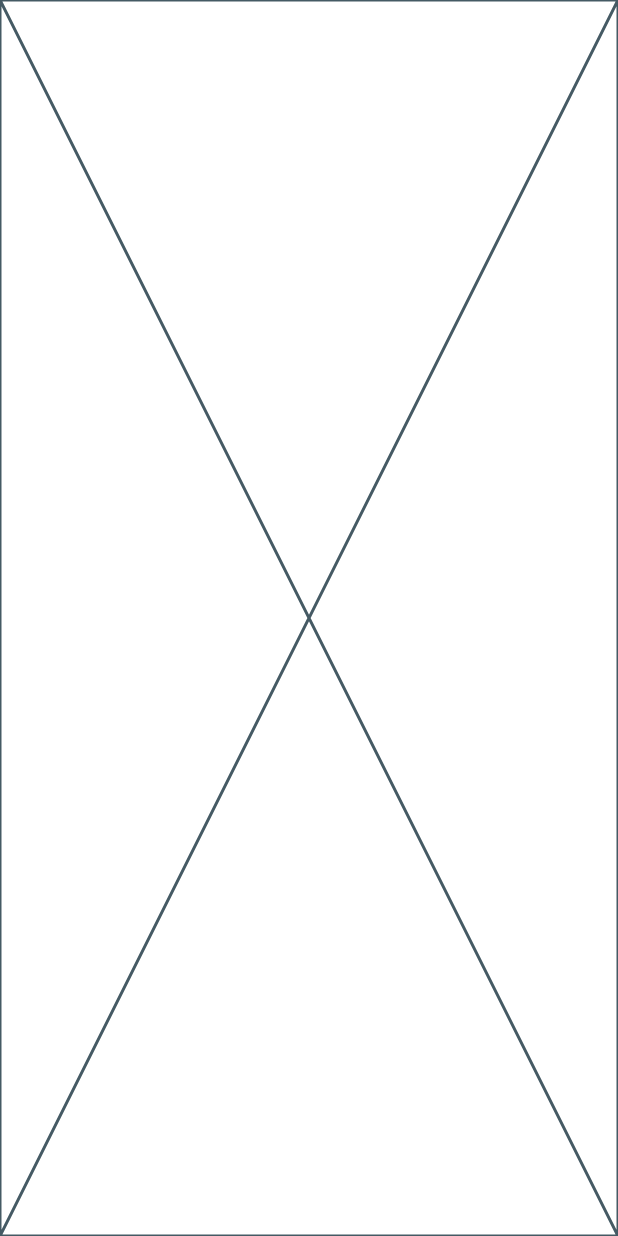
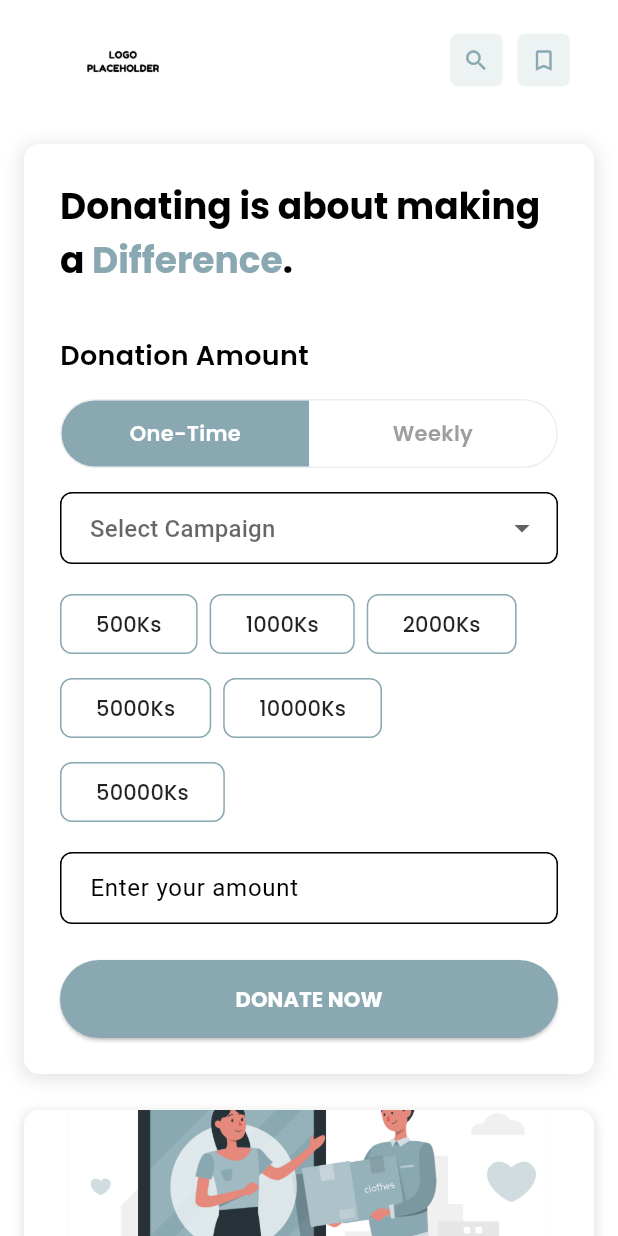
Before and after one commit to Udean777/Ikhlasin-Aja, a Flutter app: the screen it shows after launch, after a tap on "Login", on a phone screen of 412 x 824 dp. Run offline on Flutter 3.47's test engine with Material 3 defaults, Android fonts, the phone set to English and light mode, and no system bars; our stand-ins replace google_fonts.

Commit message:
FEAT: Enhance HomePage with donation cards and custom app bar; add new assets and color theme

```diff
--- a/lib/core/assets/app_assets.dart
+++ b/lib/core/assets/app_assets.dart
@@ -1,3 +1,9 @@
 abstract class AppAssets {
   static const String mainImage = "assets/images/main_image.png";
+  static const String educationImage = "assets/images/education_image.jpg";
+  static const String disasterImage = "assets/images/disaster_image.jpeg";
+  static const String elderlyImage = "assets/images/elderly_image.jpg";
+  static const String foodImage = "assets/images/food_image.jpg";
+
+  static const String logo = "assets/images/logo.png";
 }
--- a/lib/core/theme/app_colors.dart
+++ b/lib/core/theme/app_colors.dart
@@ -1,6 +1,21 @@
+import 'package:flutter/material.dart';
+
 abstract class AppColors {
   static const int color1 = 0xFF89A8B2;
   static const int color2 = 0xFFB3C8CF;
   static const int color3 = 0xFFE5E1DA;
   static const int color4 = 0xFFF1F0E8;
 }
+
+const Color primary = Color(0xFF2E7D32);
+const Color onPrimary = Color(0xFFFFFFFF);
+const Color secondary = Color(0xFF81C784);
+const Color onSecondary = Color(0xFF000000);
+const Color error = Color(0xFFB00020);
+const Color onError = Color(0xFFFFFFFF);
+const Color background = Color(0xFFF5F5F5);
+const Color onBackground = Color(0xFF000000);
+const Color surface = Color(0xFFFFFFFF);
+const Color onSurface = Color(0xFF000000);
+
+const Brightness brightness = Brightness.light;
--- /dev/null
+++ b/lib/core/widgets/custom_appbar.dart
@@ -0,0 +1,55 @@
+import 'package:flutter/material.dart';
+import 'package:ikhlas_kan/core/assets/app_assets.dart';
+import 'package:ikhlas_kan/core/theme/app_colors.dart';
+
+class CustomAppbar extends StatelessWidget {
+  const CustomAppbar({super.key});
+
+  @override
+  Widget build(BuildContext context) {
+    return Padding(
+      padding: const EdgeInsets.symmetric(horizontal: 16.0, vertical: 8.0),
+      child: Row(
+        mainAxisAlignment: MainAxisAlignment.spaceBetween,
+        children: [
+          Image.asset(
+            AppAssets.logo, // Ganti dengan aset logo Anda
+            width: 100,
+            height: 100,
+          ),
+          Row(
+            children: [
+              Container(
+                width: 35,
+                height: 35,
+                decoration: BoxDecoration(
+                  color: Color(AppColors.color1).withValues(alpha: 0.15),
+                  borderRadius: BorderRadius.circular(5),
+                ),
+                child: Icon(
+                  Icons.search,
+                  color: Color(AppColors.color1),
+                  size: 18,
+                ),
+              ),
+              SizedBox(width: 10),
+              Container(
+                width: 35,
+                height: 35,
+                decoration: BoxDecoration(
+                  color: Color(AppColors.color1).withValues(alpha: 0.15),
+                  borderRadius: BorderRadius.circular(5),
+                ),
+                child: Icon(
+                  Icons.bookmark_outline,
+                  color: Color(AppColors.color1),
+                  size: 18,
+                ),
+              ),
+            ],
+          ),
+        ],
+      ),
+    );
+  }
+}
--- a/lib/main.dart
+++ b/lib/main.dart
@@ -1,4 +1,5 @@
 import 'package:flutter/material.dart';
+import 'package:ikhlas_kan/core/theme/app_colors.dart';
 import 'package:ikhlas_kan/presentation/auth/signin_page.dart';
 
 void main() {
@@ -10,9 +11,22 @@ class MainApp extends StatelessWidget {
 
   @override
   Widget build(BuildContext context) {
-    return const MaterialApp(
+    return MaterialApp(
       title: "Ikhlasin",
       debugShowCheckedModeBanner: false,
+      theme: ThemeData(
+        colorScheme: ColorScheme(
+          brightness: brightness,
+          primary: primary,
+          onPrimary: onPrimary,
+          secondary: secondary,
+          onSecondary: onSecondary,
+          error: error,
+          onError: onError,
+          surface: surface,
+          onSurface: onSurface,
+        ),
+      ),
       home: SigninPage(),
     );
   }
--- a/lib/presentation/main/home_page.dart
+++ b/lib/presentation/main/home_page.dart
@@ -1,10 +1,103 @@
 import 'package:flutter/material.dart';
+import 'package:ikhlas_kan/core/assets/app_assets.dart';
+import 'package:ikhlas_kan/core/widgets/custom_appbar.dart';
+import 'package:ikhlas_kan/presentation/main/widgets/donation_card.dart';
+import 'package:ikhlas_kan/presentation/main/widgets/donation_form.dart';
 
 class HomePage extends StatelessWidget {
   const HomePage({super.key});
 
+  final List<Map<String, dynamic>> donationData = const [
+    {
+      'imgUrl': AppAssets.mainImage,
+      'title': 'Ensuring medicine for all children in rural areas',
+      'raisedAmount': 780000,
+      'targetAmount': 1000000,
+      'donorCount': 324,
+      'daysLeft': 14,
+    },
+    {
+      'imgUrl': AppAssets.educationImage,
+      'title': 'Education support for underprivileged students in Jakarta',
+      'raisedAmount': 450000,
+      'targetAmount': 2500000,
+      'donorCount': 156,
+      'daysLeft': 30,
+    },
+    {
+      'imgUrl': AppAssets.disasterImage,
+      'title': 'Emergency relief for flood victims in Central Java',
+      'raisedAmount': 1200000,
+      'targetAmount': 1500000,
+      'donorCount': 892,
+      'daysLeft': 5,
+    },
+    {
+      'imgUrl': AppAssets.foodImage,
+      'title': 'Providing nutritious meals for orphanages in Surabaya',
+      'raisedAmount': 250000,
+      'targetAmount': 750000,
+      'donorCount': 89,
+      'daysLeft': 45,
+    },
+    {
+      'imgUrl': AppAssets.elderlyImage,
+      'title': 'Supporting elderly care facilities in Bandung',
+      'raisedAmount': 900000,
+      'targetAmount': 3000000,
+      'donorCount': 445,
+      'daysLeft': 20,
+    },
+  ];
+
   @override
   Widget build(BuildContext context) {
-    return const Placeholder();
+    return Scaffold(
+      body: CustomScrollView(
+        slivers: [
+          SliverAppBar(
+            backgroundColor: Colors.white,
+            pinned: true,
+            elevation: 0,
+            expandedHeight: 80,
+            automaticallyImplyLeading: false,
+            flexibleSpace: FlexibleSpaceBar(
+              background: Padding(
+                padding:
+                    const EdgeInsets.symmetric(horizontal: 16.0, vertical: 8.0),
+                child: const CustomAppbar(),
+              ),
+            ),
+          ),
+          SliverToBoxAdapter(
+            child: Padding(
+              padding: const EdgeInsets.all(16),
+              child: DonationForm(),
+            ),
+          ),
+          SliverPadding(
+            padding: const EdgeInsets.only(
+              bottom: 32,
+            ),
+            sliver: SliverList(
+              delegate: SliverChildBuilderDelegate(
+                (context, index) {
+                  final data = donationData[index];
+                  return DonationCard(
+                    imgUrl: data['imgUrl'],
+                    title: data['title'],
+                    raisedAmount: data['raisedAmount'],
+                    targetAmount: data['targetAmount'],
+                    donorCount: data['donorCount'],
+                    daysLeft: data['daysLeft'],
+                  );
+                },
+                childCount: 5,
+              ),
+            ),
+          ),
+        ],
+      ),
+    );
   }
 }
--- /dev/null
+++ b/lib/presentation/main/widgets/donation_card.dart
@@ -0,0 +1,144 @@
+// ignore_for_file: public_member_api_docs, sort_constructors_first
+import 'package:flutter/material.dart';
+import 'package:google_fonts/google_fonts.dart';
+import 'package:ikhlas_kan/core/theme/app_colors.dart';
+
+class DonationCard extends StatelessWidget {
+  const DonationCard({
+    super.key,
+    required this.imgUrl,
+    required this.title,
+    required this.raisedAmount,
+    required this.targetAmount,
+    required this.donorCount,
+    required this.daysLeft,
+  });
+
+  final String imgUrl;
+  final String title;
+  final int raisedAmount;
+  final int targetAmount;
+  final int donorCount;
+  final int daysLeft;
+
+  @override
+  Widget build(BuildContext context) {
+    final double progress = raisedAmount / targetAmount;
+
+    return Container(
+      margin: const EdgeInsets.symmetric(
+        horizontal: 16,
+        vertical: 8,
+      ),
+      decoration: BoxDecoration(
+        color: Colors.white,
+        borderRadius: BorderRadius.circular(10),
+        boxShadow: [
+          BoxShadow(
+            color: Colors.grey.withValues(alpha: 0.3),
+            spreadRadius: 1,
+            blurRadius: 5,
+            offset: const Offset(0, 2),
+          )
+        ],
+      ),
+      child: Column(
+        crossAxisAlignment: CrossAxisAlignment.start,
+        children: [
+          ClipRRect(
+            borderRadius: BorderRadius.vertical(
+              top: Radius.circular(10),
+            ),
+            child: Image.asset(
+              imgUrl,
+              height: 180,
+              width: double.infinity,
+              fit: BoxFit.cover,
+              errorBuilder: (context, err, st) {
+                return Container(
+                  height: 180,
+                  color: Colors.grey[200],
+                  child: const Icon(Icons.error),
+                );
+              },
+            ),
+          ),
+          Padding(
+            padding: const EdgeInsets.all(16),
+            child: Column(
+              spacing: 16,
+              crossAxisAlignment: CrossAxisAlignment.start,
+              children: [
+                Text(
+                  title,
+                  style: GoogleFonts.poppins(
+                    fontSize: 16,
+                    fontWeight: FontWeight.bold,
+                  ),
+                  maxLines: 2,
+                  overflow: TextOverflow.ellipsis,
+                ),
+                RichText(
+                  text: TextSpan(
+                    style: GoogleFonts.poppins(
+                      color: Colors.black,
+                    ),
+                    children: [
+                      TextSpan(
+                        text:
+                            'Rp ${(raisedAmount / 1000).toStringAsFixed(0)}K ',
+                        style: GoogleFonts.poppins(
+                          color: Color(AppColors.color1),
+                          fontSize: 16,
+                          fontWeight: FontWeight.bold,
+                        ),
+                      ),
+                      TextSpan(
+                        text:
+                            'Fund raised from Rp ${(targetAmount / 1000000).toStringAsFixed(1)}M',
+                        style: GoogleFonts.poppins(
+                          color: Colors.grey[600],
+                          fontSize: 14,
+                        ),
+                      ),
+                    ],
+                  ),
+                ),
+                LinearProgressIndicator(
+                  value: progress,
+                  backgroundColor: Colors.grey[200],
+                  valueColor: const AlwaysStoppedAnimation<Color>(
+                    Color(
+                      AppColors.color1,
+                    ),
+                  ),
+                  minHeight: 8,
+                  borderRadius: BorderRadius.circular(4),
+                ),
+                Row(
+                  mainAxisAlignment: MainAxisAlignment.spaceBetween,
+                  children: [
+                    Text(
+                      '$donorCount Donators',
+                      style: GoogleFonts.poppins(
+                        color: Colors.grey[400],
+                        fontSize: 14,
+                      ),
+                    ),
+                    Text(
+                      '$daysLeft Days left',
+                      style: GoogleFonts.poppins(
+                        color: Colors.grey[600],
+                        fontSize: 14,
+                      ),
+                    )
+                  ],
+                )
+              ],
+            ),
+          ),
+        ],
+      ),
+    );
+  }
+}
--- /dev/null
+++ b/lib/presentation/main/widgets/donation_form.dart
@@ -0,0 +1,255 @@
+import 'package:flutter/material.dart';
+import 'package:google_fonts/google_fonts.dart';
+import 'package:ikhlas_kan/core/theme/app_colors.dart';
+
+class DonationForm extends StatefulWidget {
+  const DonationForm({super.key});
+
+  @override
+  State<DonationForm> createState() => _DonationFormState();
+}
+
+class _DonationFormState extends State<DonationForm> {
+  bool isOneTime = true;
+  final TextEditingController _customAmountController = TextEditingController();
+
+  @override
+  void dispose() {
+    _customAmountController.dispose();
+    super.dispose();
+  }
+
+  final List<int> predefinedAmounts = [
+    500000,
+    1000000,
+    2000000,
+    5000000,
+    10000000,
+    50000000,
+  ];
+
+  @override
+  Widget build(BuildContext context) {
+    return Container(
+      padding: const EdgeInsets.all(24),
+      decoration: BoxDecoration(
+        color: Colors.white,
+        borderRadius: BorderRadius.circular(10),
+        boxShadow: [
+          BoxShadow(
+            color: Colors.grey.withValues(alpha: 0.3),
+            spreadRadius: 1,
+            blurRadius: 10,
+            offset: const Offset(0, 2),
+          )
+        ],
+      ),
+      child: Column(
+        crossAxisAlignment: CrossAxisAlignment.start,
+        children: [
+          RichText(
+            text: TextSpan(
+              style: GoogleFonts.poppins(
+                fontSize: 24,
+                fontWeight: FontWeight.bold,
+                color: Colors.black,
+              ),
+              children: [
+                const TextSpan(text: 'Donating is about making\na '),
+                TextSpan(
+                  text: 'Difference',
+                  style: GoogleFonts.poppins(
+                    color: Color(AppColors.color1),
+                  ),
+                ),
+                const TextSpan(text: '.'),
+              ],
+            ),
+          ),
+          const SizedBox(
+            height: 32,
+          ),
+          Text(
+            "Donation Amount",
+            style: GoogleFonts.poppins(
+              fontSize: 18,
+              fontWeight: FontWeight.w600,
+            ),
+          ),
+          const SizedBox(
+            height: 16,
+          ),
+          Container(
+            decoration: BoxDecoration(
+              borderRadius: BorderRadius.circular(30),
+              border: Border.all(
+                color: Colors.grey.shade200,
+              ),
+            ),
+            child: Row(
+              children: [
+                Expanded(
+                  child: GestureDetector(
+                    onTap: () => setState(() {
+                      isOneTime = true;
+                    }),
+                    child: Container(
+                      padding: const EdgeInsets.symmetric(vertical: 12),
+                      decoration: BoxDecoration(
+                        color: isOneTime
+                            ? Color(AppColors.color1)
+                            : Colors.transparent,
+                        borderRadius: const BorderRadius.horizontal(
+                          left: Radius.circular(30),
+                        ),
+                      ),
+                      child: Center(
+                        child: Text(
+                          "One-Time",
+                          style: GoogleFonts.poppins(
+                            color: isOneTime ? Colors.white : Colors.grey,
+                            fontWeight: FontWeight.w600,
+                          ),
+                        ),
+                      ),
+                    ),
+                  ),
+                ),
+                Expanded(
+                  child: GestureDetector(
+                    onTap: () => setState(() {
+                      isOneTime = false;
+                    }),
+                    child: Container(
+                      padding: const EdgeInsets.symmetric(vertical: 12),
+                      decoration: BoxDecoration(
+                        color: !isOneTime
+                            ? Color(AppColors.color1)
+                            : Colors.transparent,
+                        borderRadius: const BorderRadius.horizontal(
+                          right: Radius.circular(30),
+                        ),
+                      ),
+                      child: Center(
+                        child: Text(
+                          "Weekly",
+                          style: GoogleFonts.poppins(
+                            color: !isOneTime ? Colors.white : Colors.grey,
+                            fontWeight: FontWeight.w600,
+                          ),
+                        ),
+                      ),
+                    ),
+                  ),
+                ),
+              ],
+            ),
+          ),
+          const SizedBox(
+            height: 16,
+          ),
+          DropdownButtonFormField<String>(
+            decoration: InputDecoration(
+              hintText: "Select Campaign",
+              border: OutlineInputBorder(
+                borderRadius: BorderRadius.circular(8),
+                borderSide: BorderSide(color: Colors.grey.shade300),
+              ),
+              focusedBorder: OutlineInputBorder(
+                borderSide: BorderSide(
+                  color: Color(
+                    AppColors.color1,
+                  ),
+                ),
+              ),
+              contentPadding: const EdgeInsets.symmetric(
+                horizontal: 16,
+                vertical: 12,
+              ),
+            ),
+            items: const [
+              DropdownMenuItem(
+                value: '',
+                child: Text('Select Campaign'),
+              ),
+            ],
+            onChanged: (value) {},
+          ),
+          const SizedBox(
+            height: 16,
+          ),
+          Wrap(
+            spacing: 8,
+            runSpacing: 8,
+            children: predefinedAmounts.map((amount) {
+              return OutlinedButton(
+                onPressed: () {},
+                style: OutlinedButton.styleFrom(
+                  shape: RoundedRectangleBorder(
+                    borderRadius: BorderRadius.circular(8),
+                  ),
+                  side: BorderSide(
+                    color: Color(
+                      AppColors.color1,
+                    ),
+                  ),
+                ),
+                child: Text(
+                  '${amount ~/ 1000}Ks',
+                  style: GoogleFonts.poppins(
+                    color: Colors.black87,
+                  ),
+                ),
+              );
+            }).toList(),
+          ),
+          const SizedBox(
+            height: 16,
+          ),
+          TextFormField(
+            controller: _customAmountController,
+            decoration: InputDecoration(
+              hintText: "Enter your amount",
+              focusedBorder: OutlineInputBorder(
+                borderSide: BorderSide(
+                  color: Color(AppColors.color1),
+                ),
+              ),
+              border: OutlineInputBorder(
+                borderRadius: BorderRadius.circular(8),
+                borderSide: BorderSide(color: Colors.grey.shade300),
+              ),
+              contentPadding: const EdgeInsets.symmetric(
+                horizontal: 16,
+                vertical: 12,
+              ),
+            ),
+            keyboardType: TextInputType.number,
+          ),
+          const SizedBox(height: 24),
+          SizedBox(
+            width: double.infinity,
+            child: ElevatedButton(
+              onPressed: () {},
+              style: ElevatedButton.styleFrom(
+                backgroundColor: Color(AppColors.color1),
+                padding: const EdgeInsets.symmetric(vertical: 16),
+                shape: RoundedRectangleBorder(
+                  borderRadius: BorderRadius.circular(30),
+                ),
+                foregroundColor: Colors.white,
+              ),
+              child: Text(
+                "DONATE NOW",
+                style: GoogleFonts.poppins(
+                  color: Colors.white,
+                  fontWeight: FontWeight.bold,
+                ),
+              ),
+            ),
+          )
+        ],
+      ),
+    );
+  }
+}
```
Also changed, not shown: assets/images/disaster_image.jpeg (added), assets/images/education_image.jpg (added), assets/images/elderly_image.jpg (added), assets/images/food_image.jpg (added).
